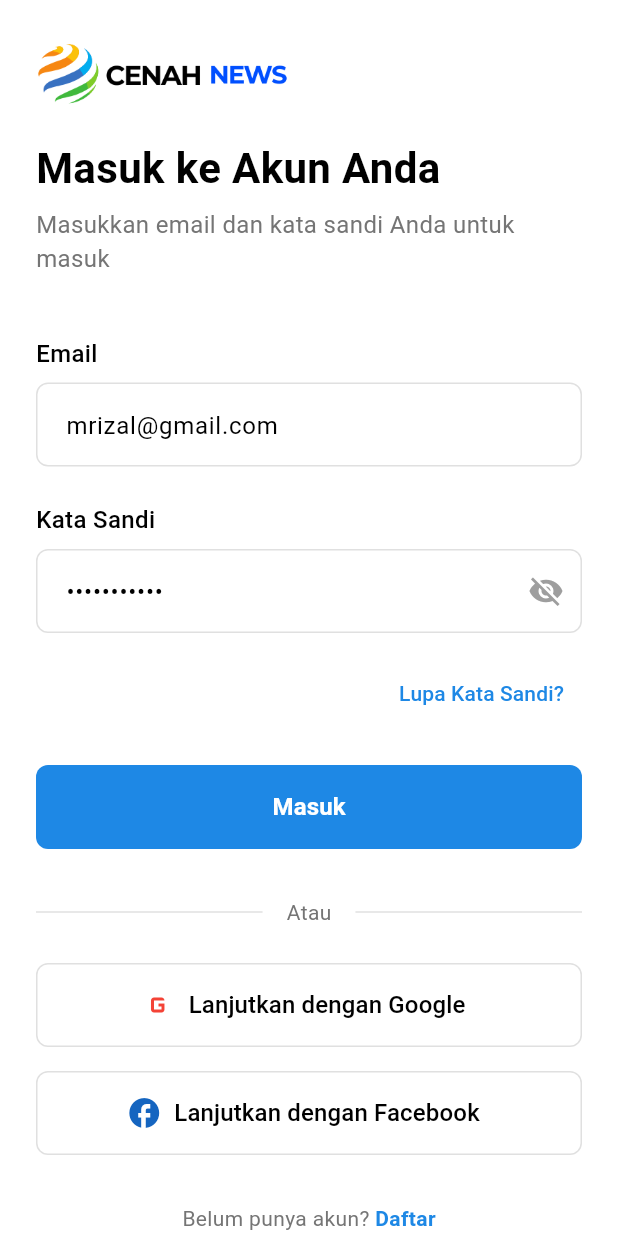
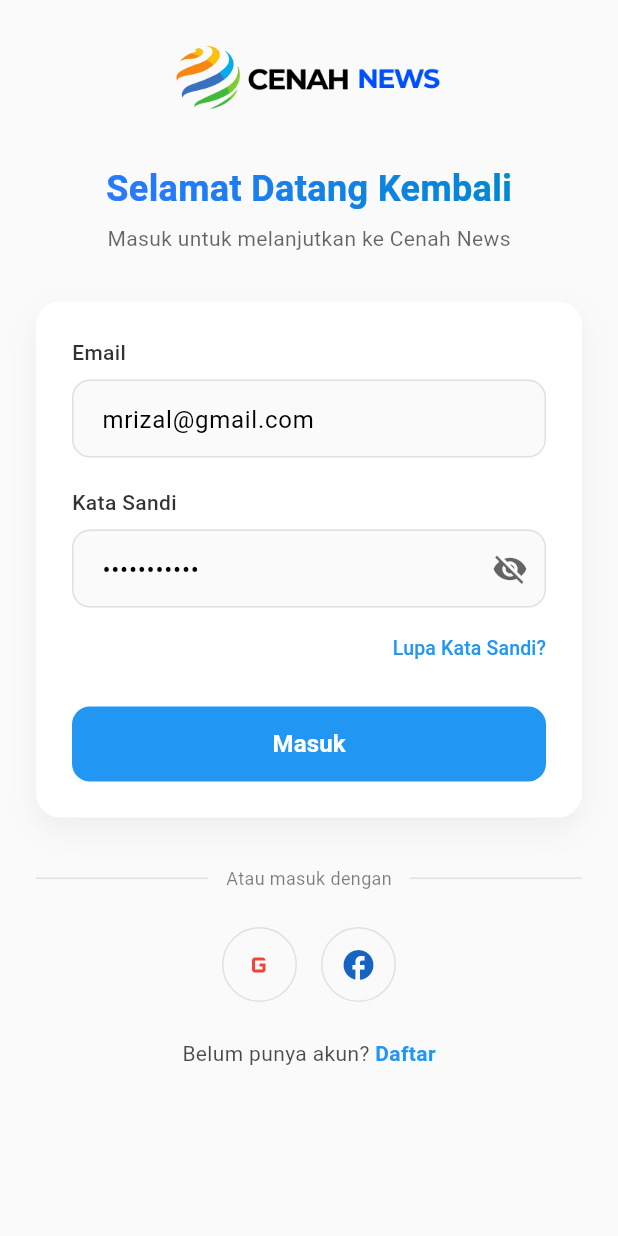
Before and after one commit to Mrizallr/Cenah_NewsApp, a Flutter app: the LoginScreen screen opened by its route, on a phone screen of 412 x 824 dp. Run offline on Flutter 3.47's test engine with Material 3 defaults, Android fonts, the light colour scheme and no system bars; our stand-ins replace flutter_screenutil, shared_preferences; accounts and stored records are empty; Roboto replaces fonts that are missing (Poppins).

Commit message:
update ui login

```diff
--- a/lib/src/pages/auth/login_screen.dart
+++ b/lib/src/pages/auth/login_screen.dart
@@ -1,5 +1,3 @@
-// ignore: unused_import
-import 'dart:io';
 import 'package:flutter/material.dart';
 import 'package:cenah_news/src/configs/app_routes.dart';
 import 'package:cenah_news/src/provider/auth_provider.dart';
@@ -44,63 +42,86 @@ class _LoginScreenState extends State<LoginScreen> {
     if (success) {
       Navigator.pushReplacementNamed(context, AppRoutes.home);
     } else {
-      ScaffoldMessenger.of(context).showSnackBar(
-        const SnackBar(
-          content: Text('Login failed. Please check your credentials.'),
-          backgroundColor: Colors.red,
-        ),
-      );
+      setState(() {
+        _errorMessage = 'Login failed. Please check your credentials.';
+      });
     }
   }
 
   @override
   Widget build(BuildContext context) {
+    final theme = Theme.of(context);
+    final isDarkMode = theme.brightness == Brightness.dark;
+    final primaryColor = theme.colorScheme.primary;
+    final surfaceColor = theme.colorScheme.surface;
+    final onSurfaceColor = theme.colorScheme.onSurface;
+
     return Scaffold(
-      backgroundColor: Colors.white,
+      backgroundColor: isDarkMode ? Colors.grey[900] : Colors.grey[50],
       body: SafeArea(
         child: SingleChildScrollView(
           padding: const EdgeInsets.symmetric(horizontal: 24, vertical: 16),
+          child: Column(
+            children: [
+              // Logo and Welcome Section
+              _buildHeaderSection(isDarkMode),
+              const SizedBox(height: 32),
+
+              // Login Form
+              Container(
+                padding: const EdgeInsets.all(24),
+                decoration: BoxDecoration(
+                  color: surfaceColor,
+                  borderRadius: BorderRadius.circular(16),
+                  boxShadow: [
+                    if (!isDarkMode)
+                      BoxShadow(
+                        color: Colors.black.withOpacity(0.05),
+                        blurRadius: 16,
+                        offset: const Offset(0, 8),
+                      ),
+                  ],
+                ),
                 child: Form(
                   key: _formKey,
                   autovalidateMode: AutovalidateMode.onUserInteraction,
                   child: Column(
                     crossAxisAlignment: CrossAxisAlignment.start,
                     children: [
-                Image.asset('assets/images/logo2.png', width: 170, height: 65),
-                const SizedBox(height: 15),
-                const Text(
-                  'Masuk ke Akun Anda',
+                      // Error Message
+                      if (_errorMessage != null)
+                        Container(
+                          padding: const EdgeInsets.all(12),
+                          decoration: BoxDecoration(
+                            color: Colors.red[50],
+                            borderRadius: BorderRadius.circular(8),
+                            border: Border.all(color: Colors.red[200]!),
+                          ),
+                          child: Row(
+                            children: [
+                              Icon(Icons.error_outline, color: Colors.red[600]),
+                              const SizedBox(width: 8),
+                              Expanded(
+                                child: Text(
+                                  _errorMessage!,
                                   style: TextStyle(
-                    fontSize: 28,
-                    fontWeight: FontWeight.bold,
-                    color: Colors.black,
-                    height: 1.2,
+                                    color: Colors.red[800],
+                                    fontSize: 14,
                                   ),
                                 ),
-                const SizedBox(height: 8),
-                Text(
-                  'Masukkan email dan kata sandi Anda untuk masuk',
-                  style: TextStyle(fontSize: 16, color: Colors.grey[600]),
                               ),
-                const SizedBox(height: 40),
-
-                // Error Message
-                if (_errorMessage != null)
-                  Padding(
-                    padding: const EdgeInsets.only(bottom: 16),
-                    child: Text(
-                      _errorMessage!,
-                      style: const TextStyle(color: Colors.red, fontSize: 14),
+                            ],
                           ),
                         ),
+                      if (_errorMessage != null) const SizedBox(height: 16),
 
                       // Email Field
-                const Text(
+                      Text(
                         'Email',
                         style: TextStyle(
-                    fontSize: 16,
+                          fontSize: 14,
                           fontWeight: FontWeight.w500,
-                    color: Colors.black,
+                          color: onSurfaceColor.withOpacity(0.8),
                         ),
                       ),
                       const SizedBox(height: 8),
@@ -109,7 +130,10 @@ class _LoginScreenState extends State<LoginScreen> {
                         keyboardType: TextInputType.emailAddress,
                         autofillHints: const [AutofillHints.email],
                         textInputAction: TextInputAction.next,
-                  decoration: _inputDecoration('Masukkan email Anda'),
+                        decoration: _inputDecoration(
+                          'Masukkan email Anda',
+                          isDarkMode: isDarkMode,
+                        ),
                         validator: (value) {
                           if (value == null || value.isEmpty) {
                             return 'Email tidak boleh kosong';
@@ -120,16 +144,15 @@ class _LoginScreenState extends State<LoginScreen> {
                           return null;
                         },
                       ),
-
-                const SizedBox(height: 24),
+                      const SizedBox(height: 20),
 
                       // Password Field
-                const Text(
+                      Text(
                         'Kata Sandi',
                         style: TextStyle(
-                    fontSize: 16,
+                          fontSize: 14,
                           fontWeight: FontWeight.w500,
-                    color: Colors.black,
+                          color: onSurfaceColor.withOpacity(0.8),
                         ),
                       ),
                       const SizedBox(height: 8),
@@ -140,12 +163,13 @@ class _LoginScreenState extends State<LoginScreen> {
                         textInputAction: TextInputAction.done,
                         decoration: _inputDecoration(
                           'Masukkan kata sandi Anda',
+                          isDarkMode: isDarkMode,
                           suffixIcon: IconButton(
                             icon: Icon(
                               _isPasswordVisible
                                   ? Icons.visibility
                                   : Icons.visibility_off,
-                        color: Colors.grey,
+                              color: onSurfaceColor.withOpacity(0.6),
                             ),
                             onPressed: () {
                               setState(() {
@@ -164,104 +188,84 @@ class _LoginScreenState extends State<LoginScreen> {
                           return null;
                         },
                       ),
-
-                const SizedBox(height: 16),
+                      const SizedBox(height: 12),
 
                       // Forgot Password
                       Align(
                         alignment: Alignment.centerRight,
                         child: TextButton(
                           onPressed: () {},
+                          style: TextButton.styleFrom(
+                            padding: EdgeInsets.zero,
+                            minimumSize: const Size(50, 30),
+                            tapTargetSize: MaterialTapTargetSize.shrinkWrap,
+                          ),
                           child: Text(
                             'Lupa Kata Sandi?',
                             style: TextStyle(
-                        color: Colors.blue[600],
-                        fontSize: 14,
+                              color: primaryColor,
+                              fontSize: 13,
                               fontWeight: FontWeight.w500,
                             ),
                           ),
                         ),
                       ),
-
                       const SizedBox(height: 24),
 
                       // Login Button
                       SizedBox(
                         width: double.infinity,
-                  height: 56,
+                        height: 50,
                         child: ElevatedButton(
                           onPressed: _isLoading ? null : _submitForm,
                           style: ElevatedButton.styleFrom(
-                      backgroundColor: Colors.blue[600],
+                            backgroundColor: primaryColor,
+                            foregroundColor: Colors.white,
                             shape: RoundedRectangleBorder(
-                        borderRadius: BorderRadius.circular(8),
+                              borderRadius: BorderRadius.circular(12),
                             ),
                             elevation: 0,
+                            shadowColor: Colors.transparent,
                           ),
                           child:
                               _isLoading
-                            ? const CircularProgressIndicator(
+                                  ? const SizedBox(
+                                    width: 20,
+                                    height: 20,
+                                    child: CircularProgressIndicator(
+                                      strokeWidth: 2,
                                       color: Colors.white,
-                              strokeWidth: 2,
+                                    ),
                                   )
                                   : const Text(
                                     'Masuk',
                                     style: TextStyle(
                                       fontSize: 16,
                                       fontWeight: FontWeight.w600,
-                                color: Colors.white,
                                     ),
                                   ),
                         ),
                       ),
-
+                    ],
+                  ),
+                ),
+              ),
               const SizedBox(height: 32),
 
-                // Divider
-                Row(
-                  children: [
-                    Expanded(child: Divider(color: Colors.grey[300])),
-                    Padding(
-                      padding: const EdgeInsets.symmetric(horizontal: 16),
-                      child: Text(
-                        'Atau',
-                        style: TextStyle(color: Colors.grey[600], fontSize: 14),
-                      ),
-                    ),
-                    Expanded(child: Divider(color: Colors.grey[300])),
-                  ],
-                ),
-
+              // Social Login Section
+              _buildSocialLoginSection(primaryColor, onSurfaceColor),
               const SizedBox(height: 24),
 
-                // Google Button
-                _socialButton(
-                  icon: Icons.g_mobiledata,
-                  text: 'Lanjutkan dengan Google',
-                  iconColor: Colors.red,
-                  onPressed: () {},
-                ),
-
-                const SizedBox(height: 16),
-
-                // Facebook Button
-                _socialButton(
-                  icon: Icons.facebook,
-                  text: 'Lanjutkan dengan Facebook',
-                  iconColor: Colors.blue.shade800,
-                  onPressed: () {},
-                ),
-
-                const SizedBox(height: 32),
-
-                // Sign Up
-                Center(
-                  child: Row(
+              // Sign Up Link
+              Row(
                 mainAxisAlignment: MainAxisAlignment.center,
                 children: [
                   Text(
                     "Belum punya akun? ",
-                        style: TextStyle(color: Colors.grey[600], fontSize: 14),
+                    style: TextStyle(
+                      color: onSurfaceColor.withOpacity(0.7),
+                      fontSize: 14,
+                    ),
                   ),
                   GestureDetector(
                     onTap: () {
@@ -270,7 +274,7 @@ class _LoginScreenState extends State<LoginScreen> {
                     child: Text(
                       'Daftar',
                       style: TextStyle(
-                            color: Colors.blue[600],
+                        color: primaryColor,
                         fontSize: 14,
                         fontWeight: FontWeight.w600,
                       ),
@@ -278,61 +282,166 @@ class _LoginScreenState extends State<LoginScreen> {
                   ),
                 ],
               ),
-                ),
-                const SizedBox(height: 24),
             ],
-            ),
           ),
         ),
       ),
     );
   }
 
-  InputDecoration _inputDecoration(String hintText, {Widget? suffixIcon}) {
+  Widget _buildHeaderSection(bool isDarkMode) {
+    return Column(
+      children: [
+        // Logo
+        Image.asset(
+          'assets/images/logo2.png',
+          width: 180,
+          height: 70,
+          color: isDarkMode ? Colors.white : null,
+        ),
+        const SizedBox(height: 24),
+        // Welcome Text
+        Column(
+          crossAxisAlignment: CrossAxisAlignment.center,
+          children: [
+            ShaderMask(
+              shaderCallback: (bounds) {
+                return LinearGradient(
+                  colors: [Colors.blueAccent[400]!, Colors.lightBlue[700]!],
+                  begin: Alignment.topLeft,
+                  end: Alignment.bottomRight,
+                ).createShader(bounds);
+              },
+              child: Text(
+                'Selamat Datang Kembali',
+                style: TextStyle(
+                  fontSize: 24,
+                  fontWeight: FontWeight.bold,
+                  // The color here must be white for the shader to work
+                  color: Colors.white,
+                  height: 1.3,
+                ),
+              ),
+            ),
+            const SizedBox(height: 8),
+            Text(
+              'Masuk untuk melanjutkan ke Cenah News',
+              style: TextStyle(
+                fontSize: 14,
+                color: Theme.of(context).colorScheme.onSurface.withOpacity(0.6),
+              ),
+            ),
+          ],
+        ),
+      ],
+    );
+  }
+
+  Widget _buildSocialLoginSection(Color primaryColor, Color onSurfaceColor) {
+    return Column(
+      children: [
+        // Divider
+        Row(
+          children: [
+            Expanded(
+              child: Divider(
+                color: onSurfaceColor.withOpacity(0.1),
+                thickness: 1,
+              ),
+            ),
+            Padding(
+              padding: const EdgeInsets.symmetric(horizontal: 12),
+              child: Text(
+                'Atau masuk dengan',
+                style: TextStyle(
+                  color: onSurfaceColor.withOpacity(0.5),
+                  fontSize: 12,
+                ),
+              ),
+            ),
+            Expanded(
+              child: Divider(
+                color: onSurfaceColor.withOpacity(0.1),
+                thickness: 1,
+              ),
+            ),
+          ],
+        ),
+        const SizedBox(height: 24),
+
+        // Social Buttons Row
+        Row(
+          mainAxisAlignment: MainAxisAlignment.center,
+          children: [
+            _buildSocialButton(
+              icon: Icons.g_mobiledata,
+              color: Colors.red,
+              onPressed: () {},
+            ),
+            const SizedBox(width: 16),
+            _buildSocialButton(
+              icon: Icons.facebook,
+              color: Colors.blue[800]!,
+              onPressed: () {},
+            ),
+          ],
+        ),
+      ],
+    );
+  }
+
+  Widget _buildSocialButton({
+    required IconData icon,
+    required Color color,
+    required VoidCallback onPressed,
+  }) {
+    return InkWell(
+      onTap: onPressed,
+      borderRadius: BorderRadius.circular(50),
+      child: Container(
+        width: 50,
+        height: 50,
+        decoration: BoxDecoration(
+          shape: BoxShape.circle,
+          border: Border.all(
+            color: Theme.of(context).colorScheme.onSurface.withOpacity(0.1),
+            width: 1,
+          ),
+        ),
+        child: Center(child: Icon(icon, size: 24, color: color)),
+      ),
+    );
+  }
+
+  InputDecoration _inputDecoration(
+    String hintText, {
+    bool isDarkMode = false,
+    Widget? suffixIcon,
+  }) {
+    final borderColor = isDarkMode ? Colors.grey[700]! : Colors.grey[300]!;
+    final focusedBorderColor = Theme.of(context).colorScheme.primary;
+
     return InputDecoration(
       hintText: hintText,
+      hintStyle: TextStyle(
+        color: isDarkMode ? Colors.grey[500] : Colors.grey[500],
+      ),
+      filled: true,
+      fillColor: isDarkMode ? Colors.grey[800] : Colors.grey[50],
       border: OutlineInputBorder(
-        borderRadius: BorderRadius.circular(8),
-        borderSide: BorderSide(color: Colors.grey[300]!),
+        borderRadius: BorderRadius.circular(12),
+        borderSide: BorderSide(color: borderColor),
       ),
       enabledBorder: OutlineInputBorder(
-        borderRadius: BorderRadius.circular(8),
-        borderSide: BorderSide(color: Colors.grey[300]!),
+        borderRadius: BorderRadius.circular(12),
+        borderSide: BorderSide(color: borderColor),
       ),
       focusedBorder: OutlineInputBorder(
-        borderRadius: BorderRadius.circular(8),
-        borderSide: BorderSide(color: Colors.blue[600]!, width: 2),
+        borderRadius: BorderRadius.circular(12),
+        borderSide: BorderSide(color: focusedBorderColor, width: 1.5),
       ),
-      contentPadding: const EdgeInsets.symmetric(horizontal: 16, vertical: 16),
+      contentPadding: const EdgeInsets.symmetric(horizontal: 16, vertical: 14),
       suffixIcon: suffixIcon,
     );
   }
-
-  Widget _socialButton({
-    required IconData icon,
-    required String text,
-    required Color iconColor,
-    required VoidCallback onPressed,
-  }) {
-    return SizedBox(
-      width: double.infinity,
-      height: 56,
-      child: OutlinedButton.icon(
-        onPressed: onPressed,
-        icon: Icon(icon, color: iconColor, size: 24),
-        label: Text(
-          text,
-          style: const TextStyle(
-            fontSize: 16,
-            fontWeight: FontWeight.w500,
-            color: Colors.black,
-          ),
-        ),
-        style: OutlinedButton.styleFrom(
-          side: BorderSide(color: Colors.grey[300]!),
-          shape: RoundedRectangleBorder(borderRadius: BorderRadius.circular(8)),
-        ),
-      ),
-    );
 }
-}
```
Lines whose indentation alone changed are shown as unchanged.
